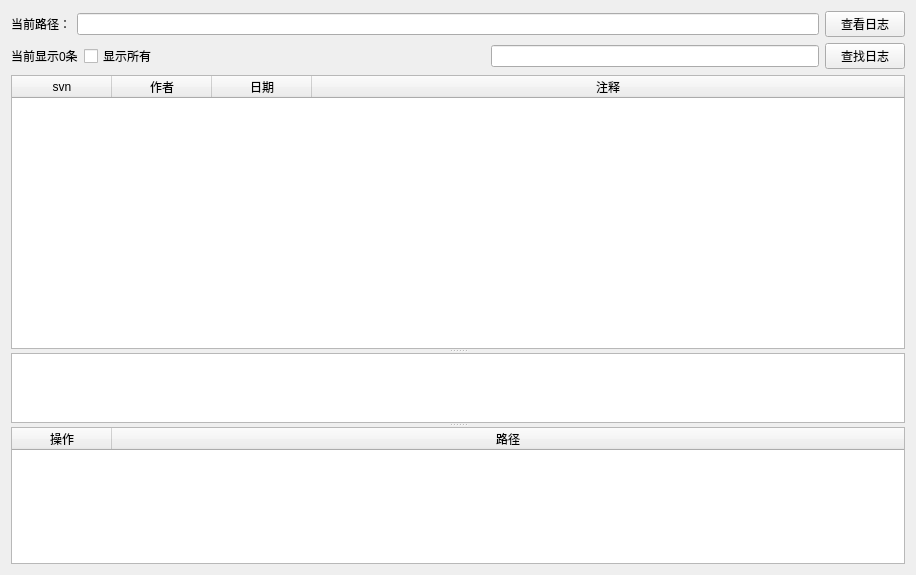
This is widget.ui in leon0625/svnlog as Qt 5 draws it before an edit. The edited form follows.
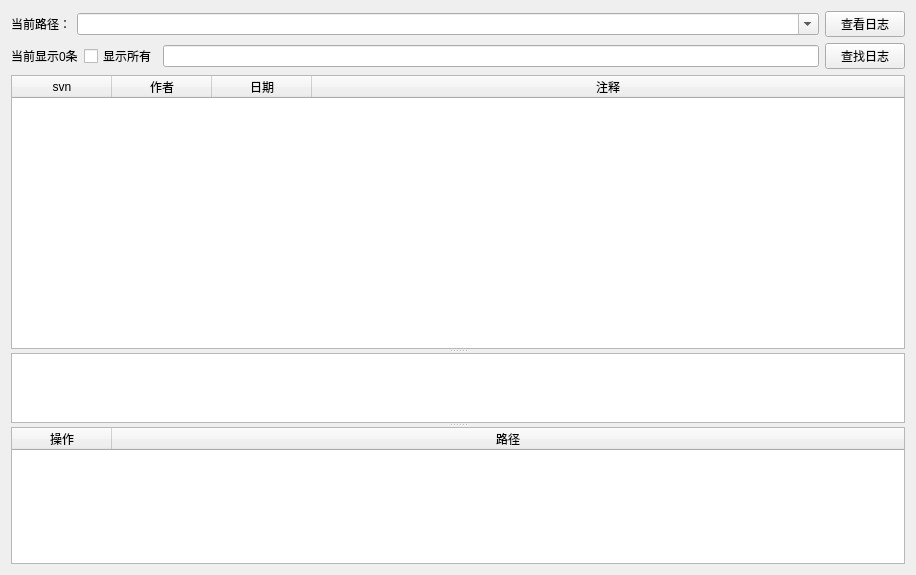
This is the edited form.

Commit message: svn url记住历史记录功能

What changed in the file:
```diff
--- a/widget.ui
+++ b/widget.ui
@@ -13,19 +13,13 @@
   <property name="windowTitle">
    <string>svn日志查看器</string>
   </property>
-  <layout class="QVBoxLayout" name="verticalLayout">
-   <item>
+  <layout class="QGridLayout" name="gridLayout">
+   <item row="0" column="0">
     <layout class="QHBoxLayout" name="horizontalLayout">
-     <property name="sizeConstraint">
-      <enum>QLayout::SetDefaultConstraint</enum>
-     </property>
-     <property name="topMargin">
-      <number>0</number>
-     </property>
      <item>
       <widget class="QLabel" name="label_3">
        <property name="sizePolicy">
-        <sizepolicy hsizetype="Preferred" vsizetype="Preferred">
+        <sizepolicy hsizetype="Fixed" vsizetype="Preferred">
          <horstretch>0</horstretch>
          <verstretch>0</verstretch>
         </sizepolicy>
@@ -42,22 +36,24 @@
       </widget>
      </item>
      <item>
-      <widget class="QLineEdit" name="LineEditSvnPath">
-       <property name="sizePolicy">
-        <sizepolicy hsizetype="Expanding" vsizetype="Fixed">
-         <horstretch>0</horstretch>
-         <verstretch>0</verstretch>
-        </sizepolicy>
+      <widget class="QComboBox" name="comboBoxSvnPath">
+       <property name="enabled">
+        <bool>true</bool>
        </property>
-       <property name="text">
-        <string/>
+       <property name="editable">
+        <bool>true</bool>
        </property>
+       <item>
+        <property name="text">
+         <string/>
+        </property>
+       </item>
       </widget>
      </item>
      <item>
       <widget class="QPushButton" name="openButton">
        <property name="sizePolicy">
-        <sizepolicy hsizetype="Minimum" vsizetype="Fixed">
+        <sizepolicy hsizetype="Fixed" vsizetype="Fixed">
          <horstretch>0</horstretch>
          <verstretch>0</verstretch>
         </sizepolicy>
@@ -69,10 +65,16 @@
      </item>
     </layout>
    </item>
-   <item>
+   <item row="1" column="0">
     <layout class="QHBoxLayout" name="horizontalLayout_2">
      <item>
       <widget class="QLabel" name="labelLogNum">
+       <property name="minimumSize">
+        <size>
+         <width>0</width>
+         <height>0</height>
+        </size>
+       </property>
        <property name="text">
         <string>当前显示0条</string>
        </property>
@@ -85,19 +87,6 @@
        </property>
       </widget>
      </item>
-     <item>
-      <spacer name="horizontalSpacer">
-       <property name="orientation">
-        <enum>Qt::Horizontal</enum>
-       </property>
-       <property name="sizeHint" stdset="0">
-        <size>
-         <width>68</width>
-         <height>20</height>
-        </size>
-       </property>
-      </spacer>
-     </item>
      <item>
       <widget class="QLineEdit" name="search_key_word">
        <property name="sizePolicy">
@@ -129,7 +118,7 @@
      </item>
     </layout>
    </item>
-   <item>
+   <item row="2" column="0">
     <widget class="QSplitter" name="splitter">
      <property name="orientation">
       <enum>Qt::Vertical</enum>
```
The commit also changes 2 other files.
